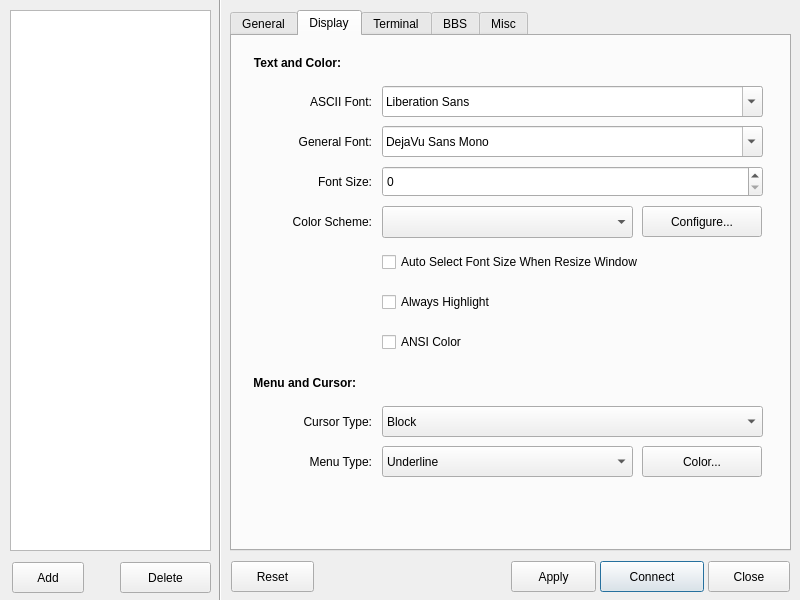
Qt form src/ui/addrdialog.ui (debian-pkg-chinese/qterm) before a commit.
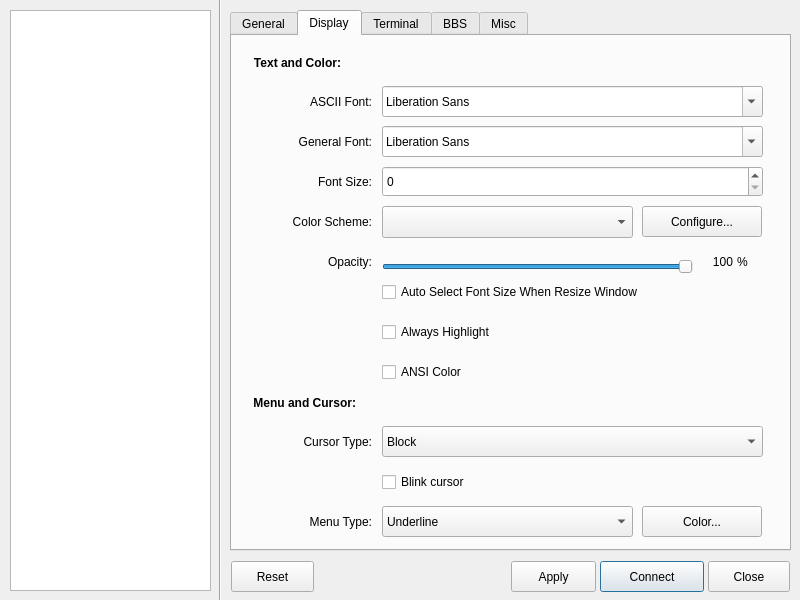
The same form after that commit. The open tabs and pages were chosen to show the change.

Diff of the .ui file:
```diff
--- a/src/ui/addrdialog.ui
+++ b/src/ui/addrdialog.ui
@@ -459,7 +459,7 @@
      <property name="geometry">
       <rect>
        <x>150</x>
-       <y>210</y>
+       <y>240</y>
        <width>371</width>
        <height>32</height>
       </rect>
@@ -478,7 +478,7 @@
      <property name="geometry">
       <rect>
        <x>150</x>
-       <y>290</y>
+       <y>320</y>
        <width>371</width>
        <height>32</height>
       </rect>
@@ -491,7 +491,7 @@
      <property name="geometry">
       <rect>
        <x>150</x>
-       <y>250</y>
+       <y>280</y>
        <width>371</width>
        <height>32</height>
       </rect>
@@ -504,7 +504,7 @@
      <property name="geometry">
       <rect>
        <x>0</x>
-       <y>370</y>
+       <y>390</y>
        <width>140</width>
        <height>32</height>
       </rect>
@@ -523,7 +523,7 @@
      <property name="geometry">
       <rect>
        <x>150</x>
-       <y>370</y>
+       <y>390</y>
        <width>381</width>
        <height>31</height>
       </rect>
@@ -548,7 +548,7 @@
      <property name="geometry">
       <rect>
        <x>0</x>
-       <y>410</y>
+       <y>470</y>
        <width>140</width>
        <height>32</height>
       </rect>
@@ -567,7 +567,7 @@
      <property name="geometry">
       <rect>
        <x>150</x>
-       <y>410</y>
+       <y>470</y>
        <width>251</width>
        <height>31</height>
       </rect>
@@ -592,7 +592,7 @@
      <property name="geometry">
       <rect>
        <x>410</x>
-       <y>410</y>
+       <y>470</y>
        <width>120</width>
        <height>31</height>
       </rect>
@@ -646,7 +646,7 @@
      <property name="geometry">
       <rect>
        <x>10</x>
-       <y>330</y>
+       <y>350</y>
        <width>521</width>
        <height>34</height>
       </rect>
@@ -709,9 +709,7 @@
       <set>QFontComboBox::AllFonts</set>
      </property>
      <property name="currentFont">
-      <font>
-       <family>Andale Mono</family>
-      </font>
+      <font/>
      </property>
     </widget>
     <widget class="QSpinBox" name="fontSizeSpinBox">
@@ -823,6 +821,95 @@
       <string>Configure...</string>
      </property>
     </widget>
+    <widget class="QLabel" name="TextLabel3_23">
+     <property name="geometry">
+      <rect>
+       <x>0</x>
+       <y>210</y>
+       <width>140</width>
+       <height>32</height>
+      </rect>
+     </property>
+     <property name="text">
+      <string>Opacity:</string>
+     </property>
+     <property name="alignment">
+      <set>Qt::AlignRight|Qt::AlignTrailing|Qt::AlignVCenter</set>
+     </property>
+     <property name="buddy">
+      <cstring>schemeComboBox</cstring>
+     </property>
+    </widget>
+    <widget class="QSlider" name="opacityHorizontalSlider">
+     <property name="geometry">
+      <rect>
+       <x>150</x>
+       <y>215</y>
+       <width>311</width>
+       <height>32</height>
+      </rect>
+     </property>
+     <property name="maximum">
+      <number>100</number>
+     </property>
+     <property name="value">
+      <number>100</number>
+     </property>
+     <property name="orientation">
+      <enum>Qt::Horizontal</enum>
+     </property>
+    </widget>
+    <widget class="QLabel" name="TextLabel3_24">
+     <property name="geometry">
+      <rect>
+       <x>470</x>
+       <y>210</y>
+       <width>31</width>
+       <height>32</height>
+      </rect>
+     </property>
+     <property name="text">
+      <string>100</string>
+     </property>
+     <property name="alignment">
+      <set>Qt::AlignRight|Qt::AlignTrailing|Qt::AlignVCenter</set>
+     </property>
+     <property name="buddy">
+      <cstring>schemeComboBox</cstring>
+     </property>
+    </widget>
+    <widget class="QLabel" name="TextLabel3_25">
+     <property name="geometry">
+      <rect>
+       <x>500</x>
+       <y>210</y>
+       <width>21</width>
+       <height>32</height>
+      </rect>
+     </property>
+     <property name="text">
+      <string>%</string>
+     </property>
+     <property name="alignment">
+      <set>Qt::AlignCenter</set>
+     </property>
+     <property name="buddy">
+      <cstring>schemeComboBox</cstring>
+     </property>
+    </widget>
+    <widget class="QCheckBox" name="blinkCursorCheckBox">
+     <property name="geometry">
+      <rect>
+       <x>150</x>
+       <y>430</y>
+       <width>371</width>
+       <height>32</height>
+      </rect>
+     </property>
+     <property name="text">
+      <string>Blink cursor</string>
+     </property>
+    </widget>
    </widget>
    <widget class="QWidget" name="tab2">
     <attribute name="title">
@@ -1664,15 +1751,30 @@
     </widget>
    </widget>
   </widget>
-  <widget class="QListWidget" name="nameListWidget">
+  <widget class="QTreeView" name="nameTreeView">
    <property name="geometry">
     <rect>
      <x>10</x>
      <y>10</y>
      <width>201</width>
-     <height>541</height>
+     <height>581</height>
     </rect>
    </property>
+   <property name="contextMenuPolicy">
+    <enum>Qt::CustomContextMenu</enum>
+   </property>
+   <property name="dragEnabled">
+    <bool>true</bool>
+   </property>
+   <property name="dragDropMode">
+    <enum>QAbstractItemView::DragDrop</enum>
+   </property>
+   <property name="selectionMode">
+    <enum>QAbstractItemView::ExtendedSelection</enum>
+   </property>
+   <attribute name="headerVisible">
+    <bool>false</bool>
+   </attribute>
   </widget>
   <widget class="QPushButton" name="resetPushButton">
    <property name="geometry">
@@ -1687,50 +1789,6 @@
     <string>Reset</string>
    </property>
   </widget>
-  <widget class="QPushButton" name="deletePushButton">
-   <property name="geometry">
-    <rect>
-     <x>120</x>
-     <y>562</y>
-     <width>91</width>
-     <height>31</height>
-    </rect>
-   </property>
-   <property name="sizePolicy">
-    <sizepolicy hsizetype="Minimum" vsizetype="Fixed">
-     <horstretch>0</horstretch>
-     <verstretch>0</verstretch>
-    </sizepolicy>
-   </property>
-   <property name="text">
-    <string>Delete</string>
-   </property>
-   <property name="shortcut">
-    <string/>
-   </property>
-   <property name="autoDefault">
-    <bool>true</bool>
-   </property>
-  </widget>
-  <widget class="QPushButton" name="addPushButton">
-   <property name="geometry">
-    <rect>
-     <x>12</x>
-     <y>562</y>
-     <width>72</width>
-     <height>31</height>
-    </rect>
-   </property>
-   <property name="sizePolicy">
-    <sizepolicy hsizetype="Minimum" vsizetype="Fixed">
-     <horstretch>0</horstretch>
-     <verstretch>0</verstretch>
-    </sizepolicy>
-   </property>
-   <property name="text">
-    <string>Add</string>
-   </property>
-  </widget>
   <widget class="QPushButton" name="applyPushButton">
    <property name="geometry">
     <rect>
```
Left out of the diff: 51 changed lines with no effect on the pictures.
